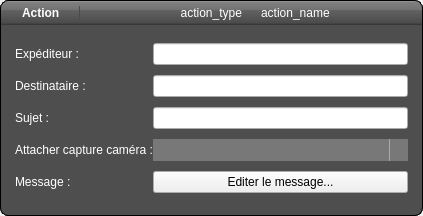
First picture: the form in data/FormActionMail.ui, repository calaos/calaos_installer, before the edit.
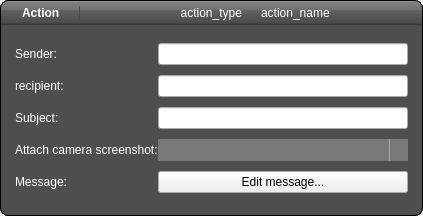
Second picture: the form after the edit. Icons and pictures are not drawn.

What changed in the file:
```diff
--- a/data/FormActionMail.ui
+++ b/data/FormActionMail.ui
@@ -204,7 +204,7 @@
         <item row="3" column="0">
          <widget class="QLabel" name="label_11">
           <property name="text">
-           <string>Attacher capture caméra :</string>
+           <string>Attach camera screenshot:</string>
           </property>
          </widget>
         </item>
@@ -214,7 +214,7 @@
         <item row="4" column="1">
          <widget class="QPushButton" name="btEditMsg">
           <property name="text">
-           <string>Editer le message...</string>
+           <string>Edit message...</string>
           </property>
           <property name="class" stdset="0">
            <string>buttonStyled</string>
@@ -224,21 +224,21 @@
         <item row="1" column="0">
          <widget class="QLabel" name="label_12">
           <property name="text">
-           <string>Destinataire :</string>
+           <string>recipient:</string>
           </property>
          </widget>
         </item>
         <item row="0" column="0">
          <widget class="QLabel" name="label_3">
           <property name="text">
-           <string>Expéditeur :</string>
+           <string>Sender:</string>
           </property>
          </widget>
         </item>
         <item row="4" column="0">
          <widget class="QLabel" name="label_13">
           <property name="text">
-           <string>Message :</string>
+           <string>Message:</string>
           </property>
          </widget>
         </item>
@@ -251,7 +251,7 @@
         <item row="2" column="0">
          <widget class="QLabel" name="label_4">
           <property name="text">
-           <string>Sujet :</string>
+           <string>Subject:</string>
           </property>
          </widget>
         </item>
```
Left out of the diff: 22 changed lines with no effect on the pictures.
